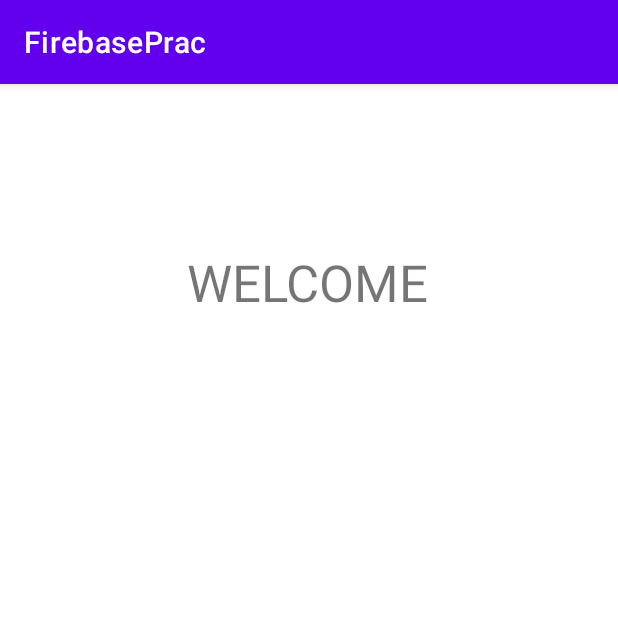
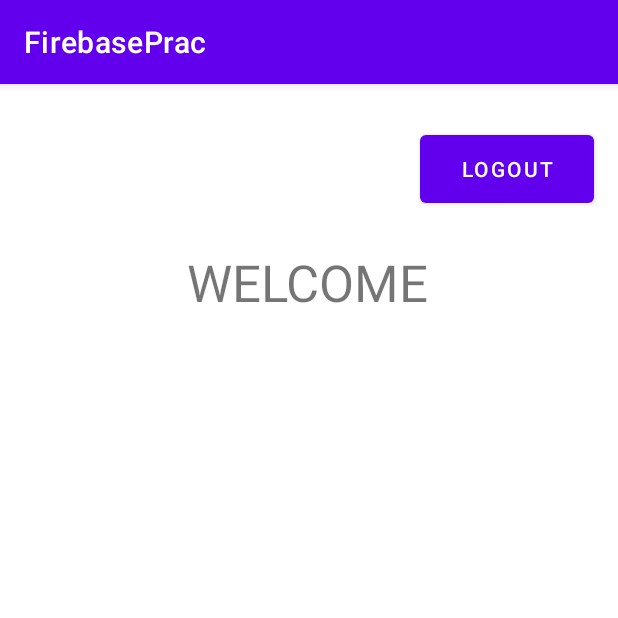
Before and after one commit to Darsh142001/FirebasePrac, an Android app: the MenuActivity screen opened directly, with no data from a screen before it, on a phone screen of 412 x 824 dp, the top half of it. Run offline under Robolectric (Android 15) with nearby library versions, the phone set to English and light mode, and no system bars; our stand-ins replace Firebase (no records; nobody signed in at launch, a user with empty details on screens opened directly).

```diff
--- a/app/src/main/java/za/ac/iie/opsc/firebaseprac/LoginActivity.java
+++ b/app/src/main/java/za/ac/iie/opsc/firebaseprac/LoginActivity.java
@@ -99,7 +99,7 @@ public class LoginActivity extends AppCompatActivity implements View.OnClickList
                     public void onComplete(@NonNull Task<AuthResult> task){
                         if(task.isSuccessful()){
                             //Check if email has been verified:
-                             FirebaseUser user = mAuth.getInstance().getCurrentUser();
+                             FirebaseUser user = mAuth.getCurrentUser();
 
                              if(user.isEmailVerified()){
 
--- a/app/src/main/java/za/ac/iie/opsc/firebaseprac/MenuActivity.java
+++ b/app/src/main/java/za/ac/iie/opsc/firebaseprac/MenuActivity.java
@@ -1,14 +1,29 @@
 package za.ac.iie.opsc.firebaseprac;
 
+import android.content.Intent;
 import android.os.Bundle;
+import android.view.View;
+import android.widget.Button;
 
 import androidx.appcompat.app.AppCompatActivity;
 
+import com.google.firebase.auth.FirebaseAuth;
+
 public class MenuActivity extends AppCompatActivity {
 
+     Button logout;
     @Override
     protected void onCreate(Bundle savedInstanceState){
         super.onCreate(savedInstanceState);
         setContentView(R.layout.activity_menu);
+
+        logout = (Button) findViewById(R.id.logoutBtn);
+        logout.setOnClickListener(new View.OnClickListener(){
+            @Override
+            public void onClick(View v){
+                FirebaseAuth.getInstance().signOut();
+                startActivity(new Intent(MenuActivity.this, LoginActivity.class));
+            }
+        });
     }
 }
--- a/app/src/main/res/layout/activity_menu.xml
+++ b/app/src/main/res/layout/activity_menu.xml
@@ -17,4 +17,15 @@
         app:layout_constraintStart_toStartOf="parent"
         app:layout_constraintTop_toTopOf="parent"
         app:layout_constraintVertical_bias="0.151" />
+
+    <Button
+        android:id="@+id/logoutBtn"
+        android:layout_width="116dp"
+        android:layout_height="57dp"
+        android:layout_marginTop="28dp"
+        android:text="Logout"
+        app:layout_constraintEnd_toEndOf="parent"
+        app:layout_constraintHorizontal_bias="0.945"
+        app:layout_constraintStart_toStartOf="parent"
+        app:layout_constraintTop_toTopOf="parent" />
 </androidx.constraintlayout.widget.ConstraintLayout>
```
